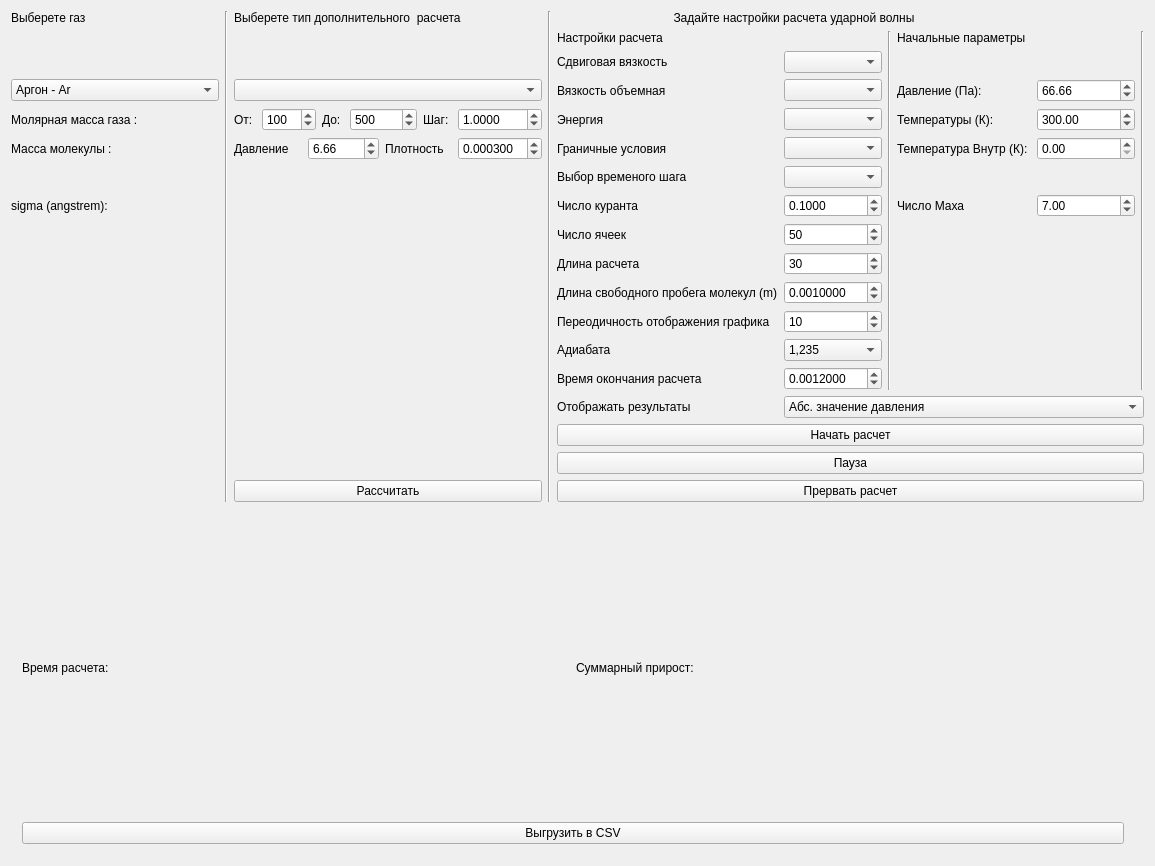
Old version of the form widget.ui in the repository aspexs/FVMNS.
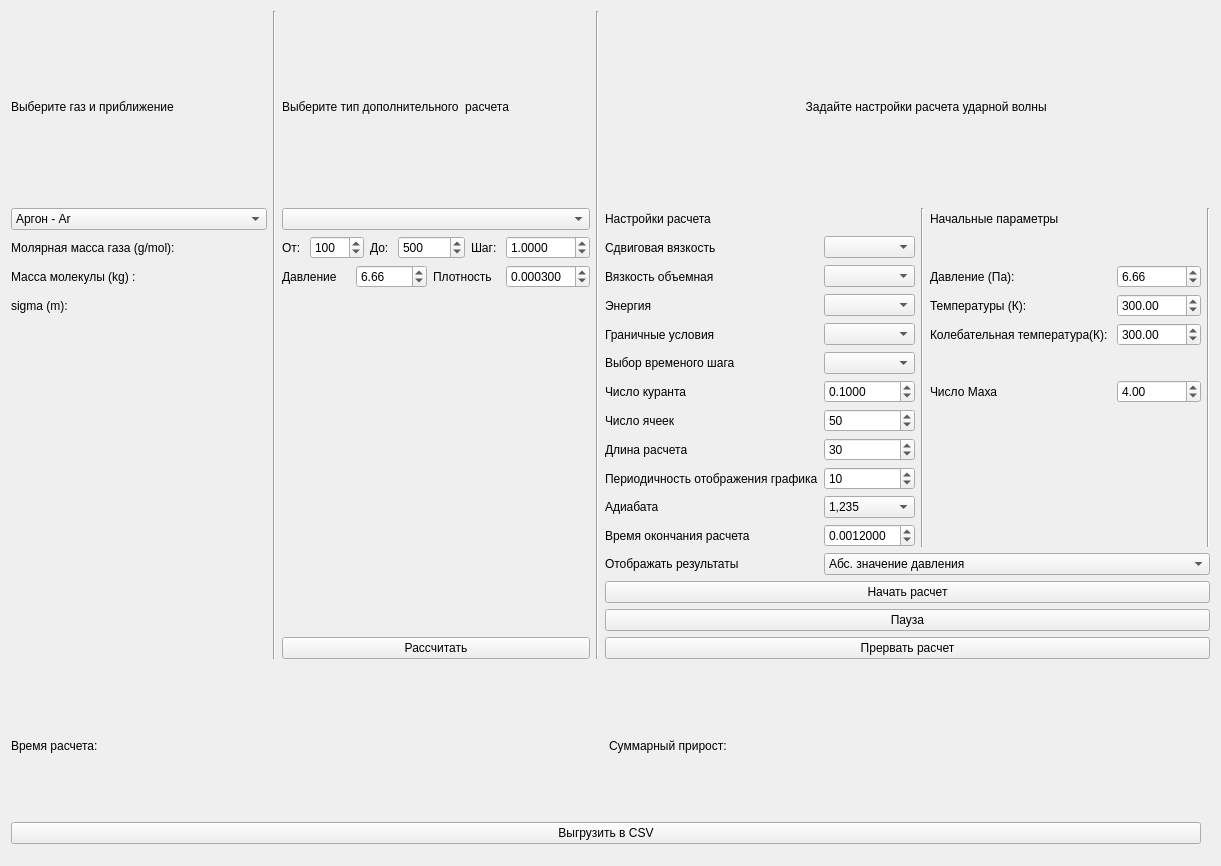
New version of the form.

```diff
--- a/widget.ui
+++ b/widget.ui
@@ -11,101 +11,227 @@
    </rect>
   </property>
   <property name="windowTitle">
-   <string>Widget</string>
+   <string>SW-NSF-Solver</string>
   </property>
-  <layout class="QGridLayout" name="gridLayout" rowstretch="0,0,0,0,0,0,0,0,0,0,0,0,0,0,0,0,0,0,0,0,10" columnstretch="0,0,0,0,0,0,0,0,0,0">
-   <item row="5" column="5">
-    <widget class="QComboBox" name="comboBox_BC"/>
+  <layout class="QGridLayout" name="gridLayout" rowstretch="0,0,0,0,0,0,0,0,0,0,0,0,0,0,0,0,0,0,0,0" columnstretch="0,0,0,0,0,0,0,0,0,0">
+   <item row="13" column="4">
+    <widget class="QLabel" name="label_22">
+     <property name="text">
+      <string>Отображать результаты </string>
+     </property>
+    </widget>
    </item>
-   <item row="5" column="7">
-    <widget class="QLabel" name="label_16">
+   <item row="4" column="0">
+    <widget class="QLabel" name="label_sigma">
      <property name="text">
-      <string>Температура Внутр (К): </string>
+      <string>sigma (m):</string>
      </property>
     </widget>
    </item>
-   <item row="0" column="0">
-    <widget class="QLabel" name="label">
+   <item row="13" column="5" colspan="5">
+    <widget class="QComboBox" name="comboBox_typePlot">
+     <item>
+      <property name="text">
+       <string>Абс. значение давления</string>
+      </property>
+     </item>
+     <item>
+      <property name="text">
+       <string>Абс. значение плотности</string>
+      </property>
+     </item>
+     <item>
+      <property name="text">
+       <string>Абс. значение скорости</string>
+      </property>
+     </item>
+     <item>
+      <property name="text">
+       <string>Абс. значение температуры</string>
+      </property>
+     </item>
+     <item>
+      <property name="text">
+       <string>Тензор напряжения</string>
+      </property>
+     </item>
+     <item>
+      <property name="text">
+       <string>q_tr_rot</string>
+      </property>
+     </item>
+     <item>
+      <property name="text">
+       <string>q_vibr( или q12 и q3)</string>
+      </property>
+     </item>
+     <item>
+      <property name="text">
+       <string>Энтальпия</string>
+      </property>
+     </item>
+     <item>
+      <property name="text">
+       <string>T12-T3</string>
+      </property>
+     </item>
+     <item>
+      <property name="text">
+       <string>Объемная вязкость</string>
+      </property>
+     </item>
+    </widget>
+   </item>
+   <item row="3" column="7">
+    <widget class="QLabel" name="label_14">
      <property name="text">
-      <string>Выберете газ</string>
+      <string>Давление (Па):</string>
      </property>
     </widget>
    </item>
-   <item row="6" column="5">
-    <widget class="QComboBox" name="comboBox_timeStep"/>
+   <item row="4" column="7">
+    <widget class="QLabel" name="label_15">
+     <property name="text">
+      <string>Температуры (К):</string>
+     </property>
+    </widget>
    </item>
-   <item row="20" column="0" colspan="9">
-    <widget class="QWidget" name="widget" native="true">
-     <layout class="QGridLayout" name="gridLayout_2">
-      <item row="0" column="0">
-       <widget class="QLabel" name="label_time">
-        <property name="text">
-         <string>Время расчета:</string>
-        </property>
-       </widget>
-      </item>
-      <item row="0" column="1">
-       <widget class="QLabel" name="label_error">
-        <property name="text">
-         <string>Суммарный прирост: </string>
-        </property>
-       </widget>
-      </item>
-      <item row="1" column="0" colspan="2">
-       <widget class="QPushButton" name="pushButton_csv">
-        <property name="text">
-         <string>Выгрузить в CSV</string>
-        </property>
-       </widget>
-      </item>
-     </layout>
+   <item row="2" column="4">
+    <widget class="QLabel" name="label_27">
+     <property name="text">
+      <string>Сдвиговая вязкость</string>
+     </property>
+    </widget>
+   </item>
+   <item row="12" column="4">
+    <widget class="QLabel" name="label_26">
+     <property name="text">
+      <string>Время окончания расчета</string>
+     </property>
+    </widget>
+   </item>
+   <item row="1" column="6" rowspan="12">
+    <widget class="Line" name="line_3">
+     <property name="orientation">
+      <enum>Qt::Vertical</enum>
+     </property>
     </widget>
    </item>
    <item row="0" column="4" colspan="4">
     <widget class="QLabel" name="label_8">
      <property name="text">
-      <string>Задайте настройки расчета ударной волны</string>
+      <string>                                         Задайте настройки расчета ударной волны</string>
      </property>
      <property name="alignment">
       <set>Qt::AlignCenter</set>
      </property>
     </widget>
    </item>
-   <item row="1" column="7">
-    <widget class="QLabel" name="label_12">
-     <property name="text">
-      <string>Начальные параметры</string>
+   <item row="1" column="9" rowspan="12">
+    <widget class="Line" name="line_4">
+     <property name="orientation">
+      <enum>Qt::Vertical</enum>
      </property>
     </widget>
    </item>
-   <item row="0" column="1" rowspan="18">
+   <item row="0" column="1" rowspan="17">
     <widget class="Line" name="line">
      <property name="orientation">
       <enum>Qt::Vertical</enum>
      </property>
     </widget>
    </item>
-   <item row="4" column="8">
-    <widget class="QDoubleSpinBox" name="doubleSpinBo_temp">
-     <property name="maximum">
-      <double>10000.000000000000000</double>
+   <item row="0" column="3" rowspan="17">
+    <widget class="Line" name="line_2">
+     <property name="orientation">
+      <enum>Qt::Vertical</enum>
      </property>
-     <property name="value">
-      <double>300.000000000000000</double>
+    </widget>
+   </item>
+   <item row="11" column="5">
+    <widget class="QComboBox" name="comboBox_gamma">
+     <property name="currentIndex">
+      <number>2</number>
      </property>
+     <item>
+      <property name="text">
+       <string>5/3</string>
+      </property>
+     </item>
+     <item>
+      <property name="text">
+       <string>1,4</string>
+      </property>
+     </item>
+     <item>
+      <property name="text">
+       <string>1,235</string>
+      </property>
+     </item>
     </widget>
    </item>
-   <item row="8" column="4">
-    <widget class="QLabel" name="label_19">
+   <item row="0" column="0">
+    <widget class="QLabel" name="label">
      <property name="text">
-      <string>Число ячеек</string>
+      <string>Выберите газ и приближение</string>
      </property>
     </widget>
    </item>
-   <item row="3" column="7">
-    <widget class="QLabel" name="label_14">
+   <item row="3" column="2">
+    <layout class="QHBoxLayout" name="horizontalLayout_2">
+     <item>
+      <widget class="QLabel" name="label_6">
+       <property name="text">
+        <string>Давление</string>
+       </property>
+      </widget>
+     </item>
+     <item>
+      <widget class="QDoubleSpinBox" name="doubleSpinBox_pressure">
+       <property name="maximum">
+        <double>1000.000000000000000</double>
+       </property>
+       <property name="value">
+        <double>6.660000000000000</double>
+       </property>
+      </widget>
+     </item>
+     <item>
+      <widget class="QLabel" name="label_7">
+       <property name="text">
+        <string>Плотность</string>
+       </property>
+      </widget>
+     </item>
+     <item>
+      <widget class="QDoubleSpinBox" name="doubleSpinBox_density">
+       <property name="decimals">
+        <number>6</number>
+       </property>
+       <property name="singleStep">
+        <double>0.001000000000000</double>
+       </property>
+       <property name="value">
+        <double>0.000300000000000</double>
+       </property>
+      </widget>
+     </item>
+    </layout>
+   </item>
+   <item row="14" column="4" colspan="6">
+    <widget class="QPushButton" name="pushButton_start">
+     <property name="enabled">
+      <bool>true</bool>
+     </property>
      <property name="text">
-      <string>Давление (Па):</string>
+      <string>Начать расчет</string>
+     </property>
+    </widget>
+   </item>
+   <item row="7" column="7">
+    <widget class="QLabel" name="label_17">
+     <property name="text">
+      <string>Число Маха</string>
      </property>
     </widget>
    </item>
@@ -119,20 +245,45 @@
      </property>
     </widget>
    </item>
-   <item row="13" column="5">
-    <widget class="QDoubleSpinBox" name="doubleSpinBox_tFin">
-     <property name="decimals">
-      <number>7</number>
+   <item row="5" column="4">
+    <widget class="QLabel" name="label_11">
+     <property name="text">
+      <string>Граничные условия</string>
      </property>
-     <property name="singleStep">
-      <double>0.001000000000000</double>
+    </widget>
+   </item>
+   <item row="3" column="0">
+    <widget class="QLabel" name="label_mass">
+     <property name="text">
+      <string>Масса молекулы (kg) : </string>
+     </property>
+    </widget>
+   </item>
+   <item row="16" column="2">
+    <widget class="QPushButton" name="pushButton_additionalSolve">
+     <property name="text">
+      <string>Рассчитать</string>
+     </property>
+    </widget>
+   </item>
+   <item row="7" column="4">
+    <widget class="QLabel" name="label_18">
+     <property name="text">
+      <string>Число куранта</string>
+     </property>
+    </widget>
+   </item>
+   <item row="5" column="8">
+    <widget class="QDoubleSpinBox" name="doubleSpinBox_temp_second">
+     <property name="maximum">
+      <double>1000.000000000000000</double>
      </property>
      <property name="value">
-      <double>0.001200000000000</double>
+      <double>300.000000000000000</double>
      </property>
     </widget>
    </item>
-   <item row="4" column="2">
+   <item row="2" column="2">
     <layout class="QHBoxLayout" name="horizontalLayout">
      <item>
       <widget class="QLabel" name="label_3">
@@ -143,6 +294,9 @@
      </item>
      <item>
       <widget class="QSpinBox" name="spinBox_start">
+       <property name="minimum">
+        <number>-200</number>
+       </property>
        <property name="maximum">
         <number>1000</number>
        </property>
@@ -193,134 +347,87 @@
      </item>
     </layout>
    </item>
-   <item row="4" column="5">
-    <widget class="QComboBox" name="comboBox_energy"/>
-   </item>
-   <item row="11" column="4">
+   <item row="10" column="4">
     <widget class="QLabel" name="label_24">
      <property name="text">
-      <string>Переодичность отображения графика</string>
+      <string>Периодичность отображения графика</string>
      </property>
     </widget>
    </item>
-   <item row="7" column="4">
-    <widget class="QLabel" name="label_18">
-     <property name="text">
-      <string>Число куранта</string>
+   <item row="4" column="8">
+    <widget class="QDoubleSpinBox" name="doubleSpinBo_temp">
+     <property name="maximum">
+      <double>10000.000000000000000</double>
      </property>
-    </widget>
-   </item>
-   <item row="1" column="4">
-    <widget class="QLabel" name="label_13">
-     <property name="text">
-      <string>Настройки расчета</string>
+     <property name="value">
+      <double>300.000000000000000</double>
      </property>
     </widget>
    </item>
-   <item row="17" column="4" colspan="6">
-    <widget class="QPushButton" name="pushButton_cancel">
-     <property name="text">
-      <string>Прервать расчет</string>
-     </property>
-    </widget>
+   <item row="6" column="5">
+    <widget class="QComboBox" name="comboBox_timeStep"/>
    </item>
-   <item row="7" column="0">
-    <widget class="QLabel" name="label_sigma">
+   <item row="5" column="7">
+    <widget class="QLabel" name="label_16">
      <property name="text">
-      <string>sigma (angstrem):</string>
-     </property>
-    </widget>
-   </item>
-   <item row="4" column="7">
-    <widget class="QLabel" name="label_15">
-     <property name="text">
-      <string>Температуры (К):</string>
-     </property>
-    </widget>
-   </item>
-   <item row="6" column="4">
-    <widget class="QLabel" name="label_23">
-     <property name="text">
-      <string>Выбор временого шага</string>
-     </property>
-    </widget>
-   </item>
-   <item row="7" column="7">
-    <widget class="QLabel" name="label_17">
-     <property name="text">
-      <string>Число Маха</string>
+      <string>Колебательная температура(К): </string>
      </property>
     </widget>
    </item>
    <item row="3" column="5">
     <widget class="QComboBox" name="comboBox_bulk"/>
    </item>
-   <item row="3" column="4">
-    <widget class="QLabel" name="label_9">
-     <property name="text">
-      <string>Вязкость объемная</string>
+   <item row="8" column="5">
+    <widget class="QSpinBox" name="spinBox_numCells">
+     <property name="maximum">
+      <number>10000</number>
+     </property>
+     <property name="value">
+      <number>50</number>
      </property>
     </widget>
    </item>
    <item row="15" column="4" colspan="6">
-    <widget class="QPushButton" name="pushButton_start">
-     <property name="enabled">
-      <bool>true</bool>
+    <widget class="QPushButton" name="pushButton_pause">
+     <property name="text">
+      <string>Пауза</string>
      </property>
+    </widget>
+   </item>
+   <item row="0" column="2">
+    <widget class="QLabel" name="label_2">
      <property name="text">
-      <string>Начать расчет</string>
+      <string>Выберите тип дополнительного  расчета</string>
      </property>
     </widget>
    </item>
    <item row="12" column="5">
-    <widget class="QComboBox" name="comboBox_gamma">
-     <property name="currentIndex">
-      <number>2</number>
+    <widget class="QDoubleSpinBox" name="doubleSpinBox_tFin">
+     <property name="decimals">
+      <number>7</number>
      </property>
-     <item>
-      <property name="text">
-       <string>5/3</string>
-      </property>
-     </item>
-     <item>
-      <property name="text">
-       <string>1,4</string>
-      </property>
-     </item>
-     <item>
-      <property name="text">
-       <string>1,235</string>
-      </property>
-     </item>
-    </widget>
-   </item>
-   <item row="9" column="4">
-    <widget class="QLabel" name="label_20">
-     <property name="text">
-      <string>Длина расчета</string>
+     <property name="singleStep">
+      <double>0.001000000000000</double>
      </property>
-    </widget>
-   </item>
-   <item row="10" column="4">
-    <widget class="QLabel" name="label_21">
-     <property name="text">
-      <string>Длина свободного пробега молекул (m)</string>
+     <property name="value">
+      <double>0.001200000000000</double>
      </property>
     </widget>
    </item>
+   <item row="4" column="5">
+    <widget class="QComboBox" name="comboBox_energy"/>
+   </item>
    <item row="10" column="5">
-    <widget class="QDoubleSpinBox" name="doubleSpinBox_lambda">
-     <property name="decimals">
-      <number>7</number>
-     </property>
-     <property name="maximum">
-      <double>1.000000000000000</double>
-     </property>
-     <property name="singleStep">
-      <double>0.001000000000000</double>
-     </property>
+    <widget class="QSpinBox" name="spinBox_timeplot">
      <property name="value">
-      <double>0.001000000000000</double>
+      <number>10</number>
+     </property>
+    </widget>
+   </item>
+   <item row="8" column="4">
+    <widget class="QLabel" name="label_19">
+     <property name="text">
+      <string>Число ячеек</string>
      </property>
     </widget>
    </item>
@@ -330,86 +437,38 @@
       <double>100000.000000000000000</double>
      </property>
      <property name="value">
-      <double>66.659999999999997</double>
+      <double>6.660000000000000</double>
      </property>
     </widget>
    </item>
-   <item row="14" column="5" colspan="5">
-    <widget class="QComboBox" name="comboBox_typePlot">
-     <item>
-      <property name="text">
-       <string>Абс. значение давления</string>
-      </property>
-     </item>
-     <item>
-      <property name="text">
-       <string>Абс. значение плотности</string>
-      </property>
-     </item>
-     <item>
-      <property name="text">
-       <string>Абс. значение скорости</string>
-      </property>
-     </item>
-     <item>
-      <property name="text">
-       <string>Абс. значение температуры</string>
-      </property>
-     </item>
-     <item>
-      <property name="text">
-       <string>Тензор напряжения</string>
-      </property>
-     </item>
-     <item>
-      <property name="text">
-       <string>q_tr_rot</string>
-      </property>
-     </item>
-     <item>
-      <property name="text">
-       <string>q_vibr( или q12 и q3)</string>
-      </property>
-     </item>
-     <item>
-      <property name="text">
-       <string>Энтальпия</string>
-      </property>
-     </item>
-     <item>
-      <property name="text">
-       <string>T12-T3</string>
-      </property>
-     </item>
-     <item>
-      <property name="text">
-       <string>Объемная вязкость</string>
-      </property>
-     </item>
-    </widget>
-   </item>
-   <item row="13" column="4">
-    <widget class="QLabel" name="label_26">
+   <item row="4" column="4">
+    <widget class="QLabel" name="label_10">
      <property name="text">
-      <string>Время окончания расчета</string>
+      <string>Энергия</string>
      </property>
     </widget>
    </item>
-   <item row="12" column="4">
-    <widget class="QLabel" name="label_25">
+   <item row="1" column="7">
+    <widget class="QLabel" name="label_12">
      <property name="text">
-      <string>Адиабата</string>
+      <string>Начальные параметры</string>
      </property>
     </widget>
    </item>
-   <item row="5" column="4">
-    <widget class="QLabel" name="label_11">
-     <property name="text">
-      <string>Граничные условия</string>
+   <item row="5" column="5">
+    <widget class="QComboBox" name="comboBox_BC"/>
+   </item>
+   <item row="2" column="5">
+    <widget class="QComboBox" name="comboBox_share"/>
+   </item>
+   <item row="7" column="8">
+    <widget class="QDoubleSpinBox" name="doubleSpinBox_ma">
+     <property name="value">
+      <double>4.000000000000000</double>
      </property>
     </widget>
    </item>
-   <item row="3" column="0">
+   <item row="1" column="0">
     <widget class="QComboBox" name="comboBox_gas">
      <item>
       <property name="text">
@@ -423,162 +482,117 @@
      </item>
      <item>
       <property name="text">
-       <string>Углекислый газ - CO2</string>
+       <string>Углекислый газ - CO2 1Т модель</string>
       </property>
      </item>
      <item>
       <property name="text">
-       <string>Углекислый газ - CO2 2T(RS)</string>
+       <string>Углекислый газ - CO2 2T модель (RS)</string>
       </property>
      </item>
      <item>
       <property name="text">
-       <string>Углекислый газ - CO2 2T(HLLE)</string>
+       <string>Углекислый газ - CO2 2T модель (HLLE)</string>
       </property>
      </item>
      <item>
       <property name="text">
-       <string>Углекислый газ - CO2 3T</string>
+       <string>Углекислый газ - CO2 3T модель</string>
       </property>
      </item>
      <item>
       <property name="text">
-       <string>Кислород - O2</string>
+       <string>Кислород - O2 1Т модель</string>
       </property>
      </item>
     </widget>
    </item>
-   <item row="5" column="2">
-    <layout class="QHBoxLayout" name="horizontalLayout_2">
-     <item>
-      <widget class="QLabel" name="label_6">
-       <property name="text">
-        <string>Давление</string>
-       </property>
-      </widget>
-     </item>
-     <item>
-      <widget class="QDoubleSpinBox" name="doubleSpinBox_pressure">
-       <property name="maximum">
-        <double>1000.000000000000000</double>
-       </property>
-       <property name="value">
-        <double>6.660000000000000</double>
-       </property>
-      </widget>
-     </item>
-     <item>
-      <widget class="QLabel" name="label_7">
-       <property name="text">
-        <string>Плотность</string>
-       </property>
-      </widget>
-     </item>
-     <item>
-      <widget class="QDoubleSpinBox" name="doubleSpinBox_density">
-       <property name="decimals">
-        <number>6</number>
-       </property>
-       <property name="singleStep">
-        <double>0.001000000000000</double>
-       </property>
-       <property name="value">
-        <double>0.000300000000000</double>
-       </property>
-      </widget>
-     </item>
-    </layout>
-   </item>
-   <item row="17" column="2">
-    <widget class="QPushButton" name="pushButton_additionalSolve">
-     <property name="text">
-      <string>Рассчитать</string>
-     </property>
+   <item row="19" column="0" colspan="9">
+    <widget class="QWidget" name="widget" native="true">
+     <layout class="QVBoxLayout" name="verticalLayout">
+      <property name="leftMargin">
+       <number>0</number>
+      </property>
+      <property name="rightMargin">
+       <number>0</number>
+      </property>
+      <item>
+       <layout class="QHBoxLayout" name="horizontalLayout_3">
+        <item>
+         <widget class="QLabel" name="label_time">
+          <property name="text">
+           <string>Время расчета:</string>
+          </property>
+         </widget>
+        </item>
+        <item>
+         <widget class="QLabel" name="label_error">
+          <property name="text">
+           <string>Суммарный прирост: </string>
+          </property>
+         </widget>
+        </item>
+       </layout>
+      </item>
+      <item>
+       <widget class="QPushButton" name="pushButton_csv">
+        <property name="text">
+         <string>Выгрузить в CSV</string>
+        </property>
+       </widget>
+      </item>
+     </layout>
     </widget>
    </item>
-   <item row="0" column="2">
-    <widget class="QLabel" name="label_2">
+   <item row="11" column="4">
+    <widget class="QLabel" name="label_25">
      <property name="text">
-      <string>Выберете тип дополнительного  расчета</string>
+      <string>Адиабата</string>
      </property>
     </widget>
    </item>
-   <item row="5" column="0">
-    <widget class="QLabel" name="label_mass">
+   <item row="2" column="0">
+    <widget class="QLabel" name="label_gasMolMass">
      <property name="text">
-      <string>Масса молекулы : </string>
+      <string>Молярная масса газа (g/mol): </string>
      </property>
     </widget>
    </item>
-   <item row="1" column="6" rowspan="13">
-    <widget class="Line" name="line_3">
-     <property name="orientation">
-      <enum>Qt::Vertical</enum>
-     </property>
-    </widget>
-   </item>
-   <item row="11" column="5">
-    <widget class="QSpinBox" name="spinBox_timeplot">
-     <property name="value">
-      <number>10</number>
-     </property>
-    </widget>
-   </item>
-   <item row="3" column="2">
+   <item row="1" column="2">
     <widget class="QComboBox" name="comboBox_additionalSolvingType"/>
    </item>
+   <item row="6" column="4">
+    <widget class="QLabel" name="label_23">
+     <property name="text">
+      <string>Выбор временого шага</string>
+     </property>
+    </widget>
+   </item>
    <item row="16" column="4" colspan="6">
-    <widget class="QPushButton" name="pushButton_pause">
+    <widget class="QPushButton" name="pushButton_cancel">
      <property name="text">
-      <string>Пауза</string>
+      <string>Прервать расчет</string>
      </property>
     </widget>
    </item>
-   <item row="8" column="5">
-    <widget class="QSpinBox" name="spinBox_numCells">
-     <property name="maximum">
-      <number>10000</number>
-     </property>
-     <property name="value">
-      <number>50</number>
-     </property>
-    </widget>
-   </item>
-   <item row="4" column="4">
-    <widget class="QLabel" name="label_10">
+   <item row="1" column="4">
+    <widget class="QLabel" name="label_13">
      <property name="text">
-      <string>Энергия</string>
+      <string>Настройки расчета</string>
      </property>
     </widget>
    </item>
-   <item row="5" column="8">
-    <widget class="QDoubleSpinBox" name="doubleSpinBox_temp_second"/>
-   </item>
-   <item row="4" column="0">
-    <widget class="QLabel" name="label_gasMolMass">
+   <item row="3" column="4">
+    <widget class="QLabel" name="label_9">
      <property name="text">
-      <string>Молярная масса газа : </string>
+      <string>Вязкость объемная</string>
      </property>
     </widget>
    </item>
-   <item row="14" column="4">
-    <widget class="QLabel" name="label_22">
+   <item row="9" column="4">
+    <widget class="QLabel" name="label_20">
      <property name="text">
-      <string>Отображать результаты </string>
-     </property>
-    </widget>
-   </item>
-   <item row="1" column="9" rowspan="13">
-    <widget class="Line" name="line_4">
-     <property name="orientation">
-      <enum>Qt::Vertical</enum>
-     </property>
-    </widget>
-   </item>
-   <item row="0" column="3" rowspan="18">
-    <widget class="Line" name="line_2">
-     <property name="orientation">
-      <enum>Qt::Vertical</enum>
+      <string>Длина расчета</string>
      </property>
     </widget>
    </item>
@@ -598,23 +612,6 @@
      </property>
     </widget>
    </item>
-   <item row="2" column="4">
-    <widget class="QLabel" name="label_27">
-     <property name="text">
-      <string>Сдвиговая вязкость</string>
-     </property>
-    </widget>
-   </item>
-   <item row="2" column="5">
-    <widget class="QComboBox" name="comboBox_share"/>
-   </item>
-   <item row="7" column="8">
-    <widget class="QDoubleSpinBox" name="doubleSpinBox_ma">
-     <property name="value">
-      <double>7.000000000000000</double>
-     </property>
-    </widget>
-   </item>
   </layout>
  </widget>
  <layoutdefault spacing="6" margin="11"/>
```
